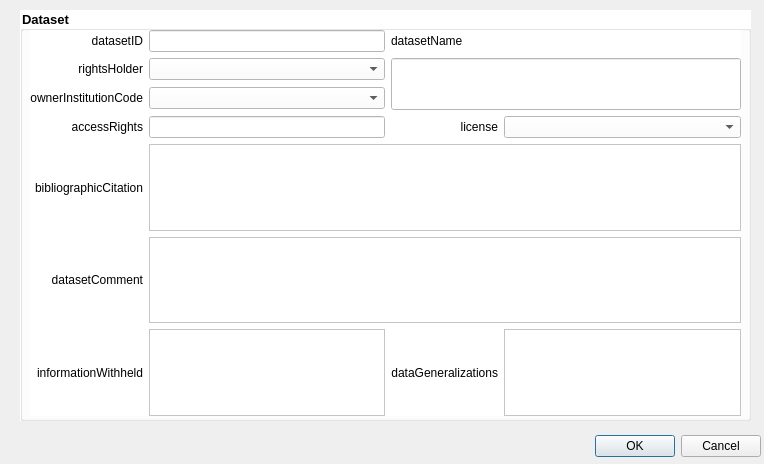
Qt form dataset_dialog.ui (NINAnor/NOFAInsert) before a commit.
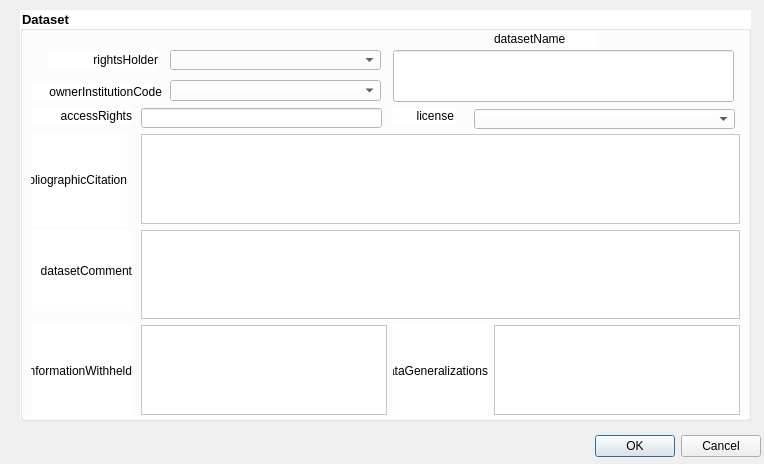
The same form after that commit.

Commit message: insert new datasets progress

```diff
--- a/dataset_dialog.ui
+++ b/dataset_dialog.ui
@@ -51,18 +51,15 @@
    <property name="title">
     <string>Dataset</string>
    </property>
-   <widget class="QWidget" name="gridLayoutWidget_2">
-    <property name="geometry">
-     <rect>
-      <x>10</x>
-      <y>20</y>
-      <width>711</width>
-      <height>386</height>
-     </rect>
-    </property>
-    <layout class="QGridLayout" name="gridLayout_2">
-     <item row="4" column="0">
       <widget class="QLabel" name="label_13">
+    <property name="geometry">
+     <rect>
+      <x>11</x>
+      <y>124</y>
+      <width>96</width>
+      <height>91</height>
+     </rect>
+    </property>
        <property name="text">
         <string>bibliographicCitation</string>
        </property>
@@ -70,19 +67,15 @@
         <set>Qt::AlignRight|Qt::AlignTrailing|Qt::AlignVCenter</set>
        </property>
       </widget>
-     </item>
-     <item row="0" column="0">
-      <widget class="QLabel" name="label">
-       <property name="text">
-        <string>datasetID</string>
-       </property>
-       <property name="alignment">
-        <set>Qt::AlignRight|Qt::AlignTrailing|Qt::AlignVCenter</set>
-       </property>
-      </widget>
-     </item>
-     <item row="6" column="2">
       <widget class="QLabel" name="label_16">
+    <property name="geometry">
+     <rect>
+      <x>373</x>
+      <y>315</y>
+      <width>95</width>
+      <height>91</height>
+     </rect>
+    </property>
        <property name="text">
         <string>dataGeneralizations</string>
        </property>
@@ -90,9 +83,15 @@
         <set>Qt::AlignRight|Qt::AlignTrailing|Qt::AlignVCenter</set>
        </property>
       </widget>
-     </item>
-     <item row="3" column="0">
       <widget class="QLabel" name="label_5">
+    <property name="geometry">
+     <rect>
+      <x>11</x>
+      <y>98</y>
+      <width>101</width>
+      <height>16</height>
+     </rect>
+    </property>
        <property name="text">
         <string>accessRights</string>
        </property>
@@ -100,40 +99,98 @@
         <set>Qt::AlignRight|Qt::AlignTrailing|Qt::AlignVCenter</set>
        </property>
       </widget>
-     </item>
-     <item row="0" column="1">
-      <widget class="QLineEdit" name="datasetID"/>
-     </item>
-     <item row="0" column="2" colspan="2">
       <widget class="QLabel" name="label_2">
+    <property name="geometry">
+     <rect>
+      <x>474</x>
+      <y>21</y>
+      <width>101</width>
+      <height>16</height>
+     </rect>
+    </property>
        <property name="text">
         <string>datasetName</string>
        </property>
       </widget>
-     </item>
-     <item row="6" column="1">
-      <widget class="QPlainTextEdit" name="informationWithheld"/>
-     </item>
-     <item row="6" column="3">
-      <widget class="QPlainTextEdit" name="dataGeneralizations"/>
-     </item>
-     <item row="1" column="1">
-      <widget class="QComboBox" name="rightsHolder"/>
-     </item>
-     <item row="5" column="1" colspan="3">
-      <widget class="QPlainTextEdit" name="datasetComment"/>
-     </item>
-     <item row="2" column="1">
-      <widget class="QComboBox" name="ownerInstitutionCode"/>
-     </item>
-     <item row="4" column="1" colspan="3">
-      <widget class="QPlainTextEdit" name="bibliographicCitation"/>
-     </item>
-     <item row="3" column="1">
-      <widget class="QLineEdit" name="accessRights"/>
-     </item>
-     <item row="6" column="0">
+   <widget class="QPlainTextEdit" name="informationWithheld">
+    <property name="geometry">
+     <rect>
+      <x>121</x>
+      <y>315</y>
+      <width>246</width>
+      <height>90</height>
+     </rect>
+    </property>
+   </widget>
+   <widget class="QPlainTextEdit" name="dataGeneralizations">
+    <property name="geometry">
+     <rect>
+      <x>474</x>
+      <y>315</y>
+      <width>246</width>
+      <height>90</height>
+     </rect>
+    </property>
+   </widget>
+   <widget class="QComboBox" name="rightsHolder">
+    <property name="geometry">
+     <rect>
+      <x>150</x>
+      <y>40</y>
+      <width>211</width>
+      <height>20</height>
+     </rect>
+    </property>
+   </widget>
+   <widget class="QPlainTextEdit" name="datasetComment">
+    <property name="geometry">
+     <rect>
+      <x>121</x>
+      <y>220</y>
+      <width>599</width>
+      <height>89</height>
+     </rect>
+    </property>
+   </widget>
+   <widget class="QComboBox" name="ownerInstitutionCode">
+    <property name="geometry">
+     <rect>
+      <x>150</x>
+      <y>70</y>
+      <width>211</width>
+      <height>21</height>
+     </rect>
+    </property>
+   </widget>
+   <widget class="QPlainTextEdit" name="bibliographicCitation">
+    <property name="geometry">
+     <rect>
+      <x>121</x>
+      <y>124</y>
+      <width>599</width>
+      <height>90</height>
+     </rect>
+    </property>
+   </widget>
+   <widget class="QLineEdit" name="accessRights">
+    <property name="geometry">
+     <rect>
+      <x>121</x>
+      <y>98</y>
+      <width>241</width>
+      <height>20</height>
+     </rect>
+    </property>
+   </widget>
       <widget class="QLabel" name="label_14">
+    <property name="geometry">
+     <rect>
+      <x>11</x>
+      <y>315</y>
+      <width>101</width>
+      <height>91</height>
+     </rect>
+    </property>
        <property name="text">
         <string>informationWithheld</string>
        </property>
@@ -141,9 +198,15 @@
         <set>Qt::AlignRight|Qt::AlignTrailing|Qt::AlignVCenter</set>
        </property>
       </widget>
-     </item>
-     <item row="2" column="0">
       <widget class="QLabel" name="label_3">
+    <property name="geometry">
+     <rect>
+      <x>11</x>
+      <y>74</y>
+      <width>131</width>
+      <height>16</height>
+     </rect>
+    </property>
        <property name="text">
         <string>ownerInstitutionCode</string>
        </property>
@@ -151,9 +214,15 @@
         <set>Qt::AlignRight|Qt::AlignTrailing|Qt::AlignVCenter</set>
        </property>
       </widget>
-     </item>
-     <item row="1" column="0">
       <widget class="QLabel" name="label_4">
+    <property name="geometry">
+     <rect>
+      <x>27</x>
+      <y>40</y>
+      <width>111</width>
+      <height>20</height>
+     </rect>
+    </property>
        <property name="text">
         <string>rightsHolder</string>
        </property>
@@ -161,22 +230,25 @@
         <set>Qt::AlignRight|Qt::AlignTrailing|Qt::AlignVCenter</set>
        </property>
       </widget>
-     </item>
-     <item row="3" column="3">
-      <widget class="QComboBox" name="license"/>
-     </item>
-     <item row="3" column="2">
-      <widget class="QLabel" name="label_6">
-       <property name="text">
-        <string>license</string>
-       </property>
-       <property name="alignment">
-        <set>Qt::AlignRight|Qt::AlignTrailing|Qt::AlignVCenter</set>
-       </property>
-      </widget>
-     </item>
-     <item row="1" column="2" rowspan="2" colspan="2">
+   <widget class="QComboBox" name="license">
+    <property name="geometry">
+     <rect>
+      <x>454</x>
+      <y>99</y>
+      <width>261</width>
+      <height>20</height>
+     </rect>
+    </property>
+   </widget>
       <widget class="QLineEdit" name="datasetName">
+    <property name="geometry">
+     <rect>
+      <x>373</x>
+      <y>40</y>
+      <width>341</width>
+      <height>52</height>
+     </rect>
+    </property>
        <property name="minimumSize">
         <size>
          <width>0</width>
@@ -190,18 +262,37 @@
         </size>
        </property>
       </widget>
-     </item>
-     <item row="5" column="0">
+   <widget class="QLabel" name="label_6">
+    <property name="geometry">
+     <rect>
+      <x>373</x>
+      <y>98</y>
+      <width>61</width>
+      <height>16</height>
+     </rect>
+    </property>
+    <property name="text">
+     <string>license</string>
+    </property>
+    <property name="alignment">
+     <set>Qt::AlignRight|Qt::AlignTrailing|Qt::AlignVCenter</set>
+    </property>
+   </widget>
       <widget class="QLabel" name="label_15">
+    <property name="geometry">
+     <rect>
+      <x>11</x>
+      <y>220</y>
+      <width>101</width>
+      <height>81</height>
+     </rect>
+    </property>
        <property name="text">
         <string>datasetComment</string>
        </property>
        <property name="alignment">
         <set>Qt::AlignRight|Qt::AlignTrailing|Qt::AlignVCenter</set>
        </property>
-      </widget>
-     </item>
-    </layout>
    </widget>
   </widget>
  </widget>
```
Lines whose indentation alone changed are shown as unchanged. The commit also changes 1 other file.
